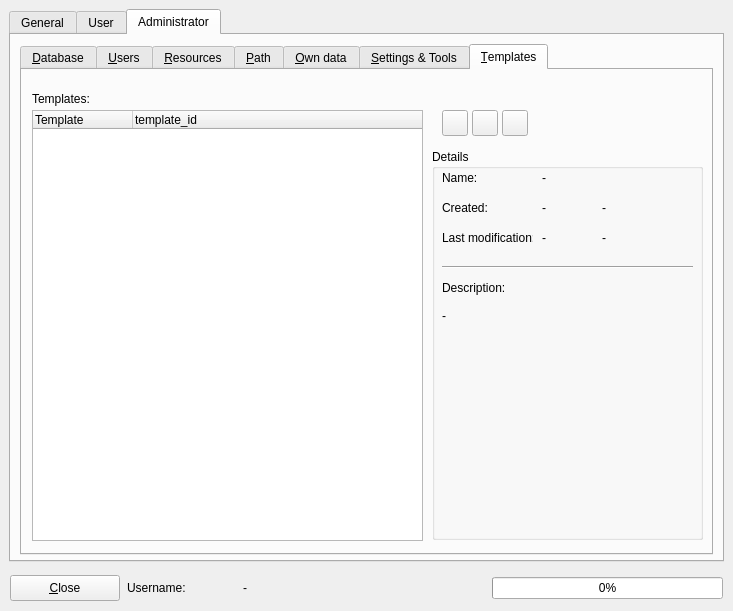
Before: the Qt Designer form trunk/ui/cfgfrm.ui in BackupTheBerlios/first4-svn, drawn with Qt 5.
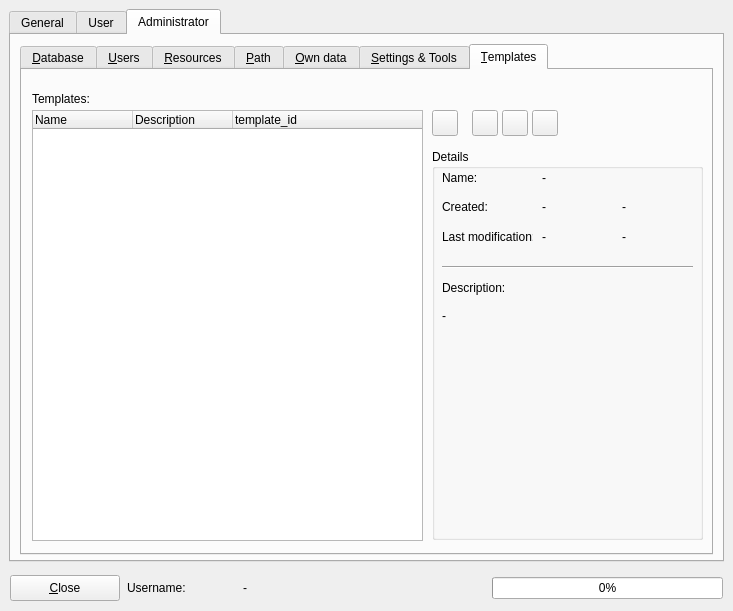
After: the same form once the commit is applied. The open tabs and pages were chosen to show the change. Icons and pictures are not drawn.

Commit message: 20080123 * Templates stored in DB

```diff
--- a/trunk/ui/cfgfrm.ui
+++ b/trunk/ui/cfgfrm.ui
@@ -4093,7 +4093,12 @@
        </property>
        <column>
         <property name="text" >
-         <string>Template</string>
+         <string>Name</string>
+        </property>
+       </column>
+       <column>
+        <property name="text" >
+         <string>Description</string>
         </property>
        </column>
        <column>
@@ -4105,7 +4110,7 @@
       <widget class="QPushButton" name="btnnewtemplate" >
        <property name="geometry" >
         <rect>
-         <x>420</x>
+         <x>450</x>
          <y>40</y>
          <width>26</width>
          <height>26</height>
@@ -4133,7 +4138,7 @@
       <widget class="QPushButton" name="btndeletetemplate" >
        <property name="geometry" >
         <rect>
-         <x>480</x>
+         <x>510</x>
          <y>40</y>
          <width>26</width>
          <height>26</height>
@@ -4161,7 +4166,7 @@
       <widget class="QPushButton" name="btnedittemplate" >
        <property name="geometry" >
         <rect>
-         <x>450</x>
+         <x>480</x>
          <y>40</y>
          <width>26</width>
          <height>26</height>
@@ -4256,7 +4261,7 @@
           <x>10</x>
           <y>50</y>
           <width>91</width>
-          <height>18</height>
+          <height>16</height>
          </rect>
         </property>
         <property name="text" >
@@ -4269,7 +4274,7 @@
           <x>10</x>
           <y>80</y>
           <width>91</width>
-          <height>18</height>
+          <height>16</height>
          </rect>
         </property>
         <property name="text" >
@@ -4310,8 +4315,8 @@
          <rect>
           <x>110</x>
           <y>50</y>
-          <width>51</width>
-          <height>18</height>
+          <width>71</width>
+          <height>16</height>
          </rect>
         </property>
         <property name="text" >
@@ -4323,8 +4328,8 @@
          <rect>
           <x>110</x>
           <y>80</y>
-          <width>51</width>
-          <height>18</height>
+          <width>71</width>
+          <height>16</height>
          </rect>
         </property>
         <property name="text" >
@@ -4334,10 +4339,10 @@
        <widget class="QLabel" name="tem_createdby" >
         <property name="geometry" >
          <rect>
-          <x>170</x>
+          <x>190</x>
           <y>50</y>
-          <width>81</width>
-          <height>18</height>
+          <width>71</width>
+          <height>16</height>
          </rect>
         </property>
         <property name="text" >
@@ -4347,10 +4352,10 @@
        <widget class="QLabel" name="tem_modificatedby" >
         <property name="geometry" >
          <rect>
-          <x>170</x>
+          <x>190</x>
           <y>80</y>
-          <width>81</width>
-          <height>18</height>
+          <width>71</width>
+          <height>16</height>
          </rect>
         </property>
         <property name="text" >
@@ -4358,6 +4363,34 @@
         </property>
        </widget>
       </widget>
+      <widget class="QPushButton" name="btnrefreshtempaltes" >
+       <property name="geometry" >
+        <rect>
+         <x>410</x>
+         <y>40</y>
+         <width>26</width>
+         <height>26</height>
+        </rect>
+       </property>
+       <property name="minimumSize" >
+        <size>
+         <width>26</width>
+         <height>26</height>
+        </size>
+       </property>
+       <property name="maximumSize" >
+        <size>
+         <width>26</width>
+         <height>26</height>
+        </size>
+       </property>
+       <property name="text" >
+        <string/>
+       </property>
+       <property name="icon" >
+        <iconset resource="../resources/images/first4.qrc" >:/impexp.png</iconset>
+       </property>
+      </widget>
      </widget>
     </widget>
    </widget>
```
Left out of the diff: 63 changed lines with no effect on the pictures. The commit also changes 11 other files.
